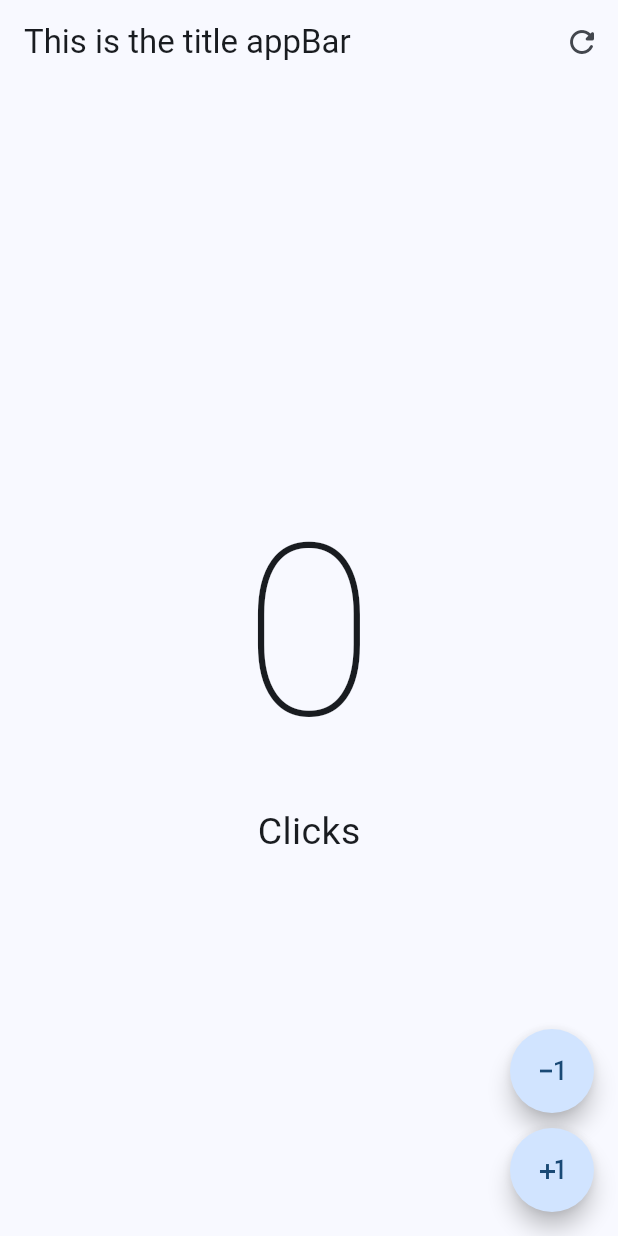
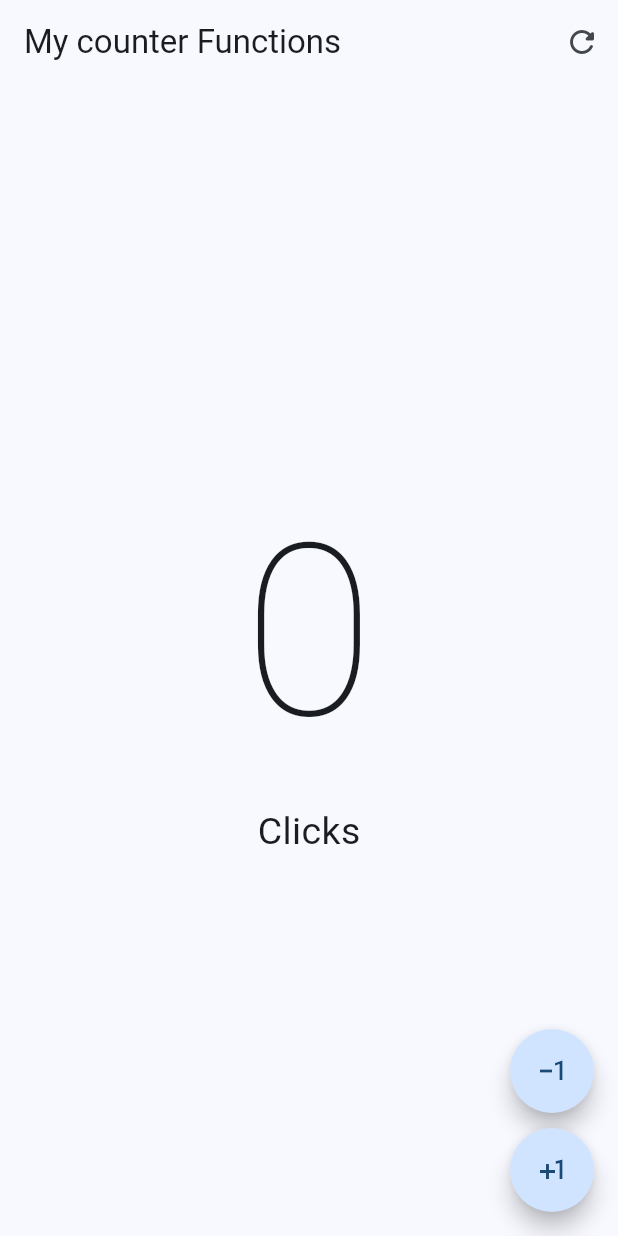
Before and after one commit to oscarMolina1523/FlutterApp, a Flutter app: the screen it shows after launch, on a phone screen of 412 x 824 dp. Run offline on Flutter 3.47's test engine with Material 3 defaults, Android fonts, the phone set to English and light mode, and no system bars.

Commit message:
changed the title of my counter app

```diff
--- a/lib/presentation/screens/counter_screen.dart
+++ b/lib/presentation/screens/counter_screen.dart
@@ -14,7 +14,7 @@ class _CounterScreenState extends State<CounterScreen> {
   Widget build(BuildContext context) {
     return Scaffold(
       appBar: AppBar(
-        title:const Text("This is the title appBar"),
+        title:const Text("My counter Functions"),
         actions: [
           IconButton(
             onPressed:(){
```
